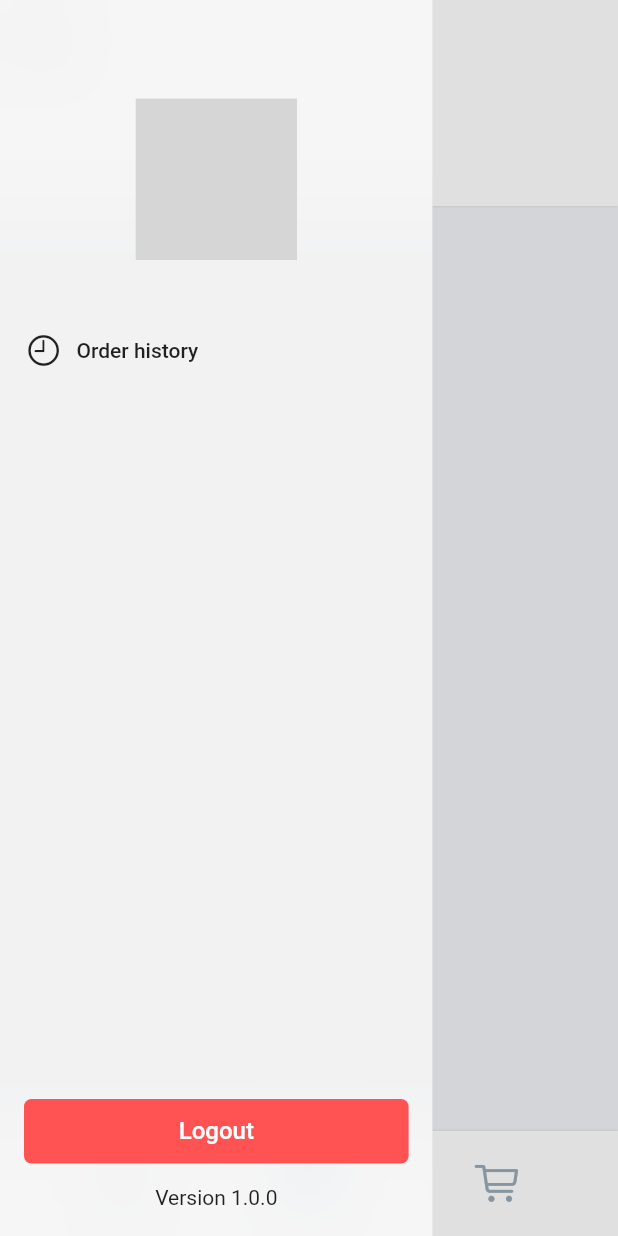
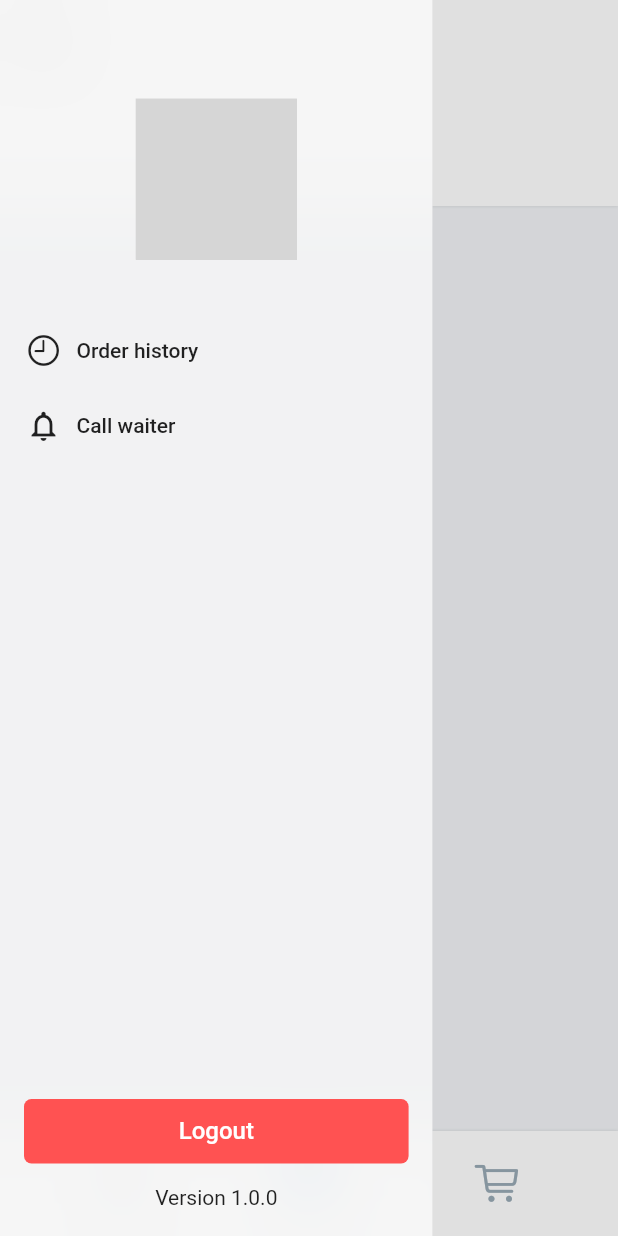
Before and after one commit to AymanProjects/SafeDine, a Flutter app: the HomeScreen screen opened directly, with the side drawer open, on a phone screen of 412 x 824 dp. Run offline on Flutter 3.47's test engine with Material 2 defaults, Android fonts, the phone set to English and light mode, and no system bars; our stand-ins replace cached_network_image, cloud_firestore, firebase_auth, flash, flutter_screenutil, flutter_svg and 2 more; missing offline and left inert: majascan; accounts and stored records are empty; grey boxes are pictures that could not be loaded.

Commit message:
Moved the 'call waiter' button to the home screen drawer

```diff
--- a/lib/Screens/Home/widgets/SafeDineDrawer.dart
+++ b/lib/Screens/Home/widgets/SafeDineDrawer.dart
@@ -52,6 +52,14 @@ class SafeDineDrawer extends StatelessWidget {
                       context,
                       MaterialPageRoute(builder: (context) => OrderHistory()),
                     );
+                  },
+                ),
+                DrawerTile(
+                  text: 'Call waiter',
+                  icon: Icons.notifications_outlined,
+                  onTap: () {
+                    Navigator.of(context).pop();
+                    //TODO: call waiter
                   },
                 ),
               ],
```
Also changed, not shown: lib/Screens/OrderProgress/OrderProgressScreen.dart (+0 -15 lines).
